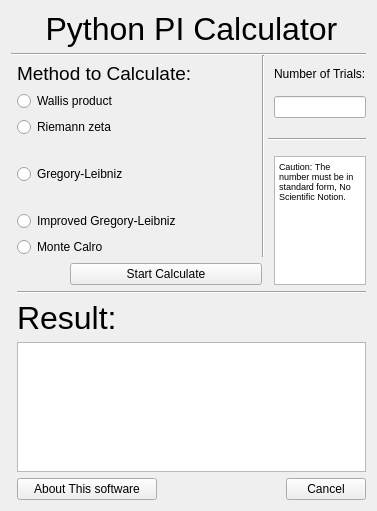
Old version of the form Programming/Python/PIGUI(Py edition)/PIGUI/form.ui in the repository kenryuS/KenryusSideProjects.
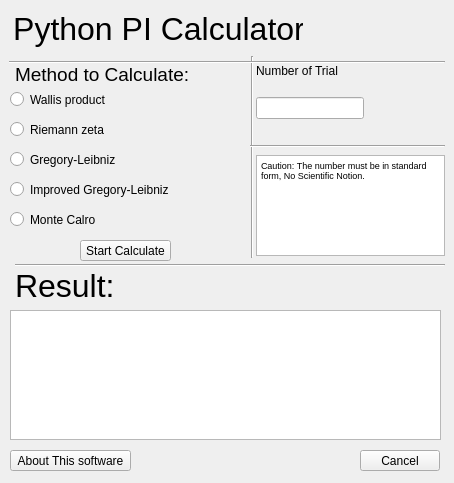
New version of the form.

What changed in the file:
```diff
--- a/Programming/Python/PIGUI(Py edition)/PIGUI/form.ui
+++ b/Programming/Python/PIGUI(Py edition)/PIGUI/form.ui
@@ -6,43 +6,48 @@
    <rect>
     <x>0</x>
     <y>0</y>
-    <width>320</width>
-    <height>511</height>
+    <width>454</width>
+    <height>483</height>
    </rect>
   </property>
   <property name="windowTitle">
    <string>Widget</string>
   </property>
-  <layout class="QGridLayout" name="gridLayout">
-   <item row="7" column="1" rowspan="2" colspan="5">
     <widget class="QRadioButton" name="GL">
+   <property name="geometry">
+    <rect>
+     <x>10</x>
+     <y>150</y>
+     <width>111</width>
+     <height>19</height>
+    </rect>
+   </property>
      <property name="text">
       <string>Gregory-Leibniz</string>
      </property>
     </widget>
-   </item>
-   <item row="15" column="1" colspan="3">
     <widget class="QPushButton" name="pushButton">
+   <property name="geometry">
+    <rect>
+     <x>10</x>
+     <y>450</y>
+     <width>121</width>
+     <height>21</height>
+    </rect>
+   </property>
      <property name="text">
       <string>About This software</string>
      </property>
     </widget>
-   </item>
-   <item row="11" column="0" rowspan="2" colspan="2">
-    <spacer name="horizontalSpacer_3">
-     <property name="orientation">
-      <enum>Qt::Horizontal</enum>
-     </property>
-     <property name="sizeHint" stdset="0">
-      <size>
-       <width>50</width>
-       <height>20</height>
-      </size>
-     </property>
-    </spacer>
-   </item>
-   <item row="3" column="1" colspan="5">
     <widget class="QLabel" name="label_2">
+   <property name="geometry">
+    <rect>
+     <x>15</x>
+     <y>63</y>
+     <width>173</width>
+     <height>23</height>
+    </rect>
+   </property>
      <property name="font">
       <font>
        <pointsize>14</pointsize>
@@ -52,44 +57,81 @@
       <string>Method to Calculate:</string>
      </property>
     </widget>
-   </item>
-   <item row="8" column="8" rowspan="4">
     <widget class="QTextBrowser" name="textBrowser">
+   <property name="geometry">
+    <rect>
+     <x>256</x>
+     <y>155</y>
+     <width>189</width>
+     <height>101</height>
+    </rect>
+   </property>
      <property name="html">
       <string>&lt;!DOCTYPE HTML PUBLIC &quot;-//W3C//DTD HTML 4.0//EN&quot; &quot;http://www.w3.org/TR/REC-html40/strict.dtd&quot;&gt;
-&lt;html&gt;&lt;head&gt;&lt;meta name=&quot;qrichtext&quot; content=&quot;1&quot; /&gt;&lt;meta charset=&quot;utf-8&quot; /&gt;&lt;style type=&quot;text/css&quot;&gt;
+&lt;html&gt;&lt;head&gt;&lt;meta name=&quot;qrichtext&quot; content=&quot;1&quot; /&gt;&lt;style type=&quot;text/css&quot;&gt;
 p, li { white-space: pre-wrap; }
-&lt;/style&gt;&lt;/head&gt;&lt;body style=&quot; font-family:'Segoe UI'; font-size:9pt; font-weight:400; font-style:normal;&quot;&gt;
-&lt;p style=&quot; margin-top:0px; margin-bottom:0px; margin-left:0px; margin-right:0px; -qt-block-indent:0; text-indent:0px;&quot;&gt;&lt;span style=&quot; font-size:7pt;&quot;&gt;Caution: The number must be in standard form, No Scientific Notion.&lt;/span&gt;&lt;/p&gt;&lt;/body&gt;&lt;/html&gt;</string>
-     </property>
-    </widget>
-   </item>
-   <item row="2" column="6" rowspan="9" colspan="2">
+&lt;/style&gt;&lt;/head&gt;&lt;body style=&quot; font-family:'MS Shell Dlg 2'; font-size:8.25pt; font-weight:400; font-style:normal;&quot;&gt;
+&lt;p style=&quot; margin-top:0px; margin-bottom:0px; margin-left:0px; margin-right:0px; -qt-block-indent:0; text-indent:0px;&quot;&gt;&lt;span style=&quot; font-family:'Segoe UI'; font-size:7pt;&quot;&gt;Caution: The number must be in standard form, No Scientific Notion.&lt;/span&gt;&lt;/p&gt;&lt;/body&gt;&lt;/html&gt;</string>
+   </property>
+  </widget>
     <widget class="Line" name="line_2">
+   <property name="geometry">
+    <rect>
+     <x>244</x>
+     <y>56</y>
+     <width>16</width>
+     <height>202</height>
+    </rect>
+   </property>
      <property name="orientation">
       <enum>Qt::Vertical</enum>
      </property>
     </widget>
-   </item>
-   <item row="15" column="5" colspan="4">
     <widget class="QDialogButtonBox" name="buttonBox">
+   <property name="geometry">
+    <rect>
+     <x>360</x>
+     <y>450</y>
+     <width>80</width>
+     <height>21</height>
+    </rect>
+   </property>
      <property name="standardButtons">
       <set>QDialogButtonBox::Cancel</set>
      </property>
     </widget>
-   </item>
-   <item row="14" column="1" colspan="8">
-    <widget class="QTextBrowser" name="output"/>
-   </item>
-   <item row="10" column="1" colspan="5">
+  <widget class="QTextBrowser" name="output">
+   <property name="geometry">
+    <rect>
+     <x>10</x>
+     <y>310</y>
+     <width>431</width>
+     <height>130</height>
+    </rect>
+   </property>
+  </widget>
     <widget class="QRadioButton" name="MC">
+   <property name="geometry">
+    <rect>
+     <x>10</x>
+     <y>210</y>
+     <width>91</width>
+     <height>19</height>
+    </rect>
+   </property>
      <property name="text">
       <string>Monte Calro</string>
      </property>
     </widget>
-   </item>
-   <item row="13" column="1" colspan="2">
     <widget class="QLabel" name="label_4">
+   <property name="geometry">
+    <rect>
+     <x>15</x>
+     <y>266</y>
+     <width>98</width>
+     <height>39</height>
+    </rect>
+   </property>
      <property name="font">
       <font>
        <pointsize>24</pointsize>
@@ -99,53 +141,77 @@
       <string>Result:</string>
      </property>
     </widget>
-   </item>
-   <item row="3" column="8">
     <widget class="QLabel" name="label_3">
+   <property name="geometry">
+    <rect>
+     <x>256</x>
+     <y>63</y>
+     <width>82</width>
+     <height>16</height>
+    </rect>
+   </property>
      <property name="text">
       <string>Number of Trials:</string>
      </property>
     </widget>
-   </item>
-   <item row="1" column="0" rowspan="2" colspan="9">
     <widget class="Line" name="line">
+   <property name="geometry">
+    <rect>
+     <x>9</x>
+     <y>54</y>
+     <width>436</width>
+     <height>16</height>
+    </rect>
+   </property>
      <property name="orientation">
       <enum>Qt::Horizontal</enum>
      </property>
     </widget>
-   </item>
-   <item row="4" column="1" colspan="5">
     <widget class="QRadioButton" name="WP">
+   <property name="geometry">
+    <rect>
+     <x>10</x>
+     <y>90</y>
+     <width>101</width>
+     <height>19</height>
+    </rect>
+   </property>
      <property name="text">
       <string>Wallis product</string>
      </property>
     </widget>
-   </item>
-   <item row="4" column="8" rowspan="2">
-    <widget class="QLineEdit" name="NT"/>
-   </item>
-   <item row="12" column="1" colspan="8">
+  <widget class="QLineEdit" name="NT">
+   <property name="geometry">
+    <rect>
+     <x>256</x>
+     <y>97</y>
+     <width>108</width>
+     <height>22</height>
+    </rect>
+   </property>
+  </widget>
     <widget class="Line" name="line_3">
+   <property name="geometry">
+    <rect>
+     <x>15</x>
+     <y>257</y>
+     <width>430</width>
+     <height>16</height>
+    </rect>
+   </property>
      <property name="orientation">
       <enum>Qt::Horizontal</enum>
      </property>
     </widget>
-   </item>
-   <item row="15" column="4">
-    <spacer name="horizontalSpacer">
-     <property name="orientation">
-      <enum>Qt::Horizontal</enum>
-     </property>
-     <property name="sizeHint" stdset="0">
-      <size>
-       <width>74</width>
-       <height>20</height>
-      </size>
-     </property>
-    </spacer>
-   </item>
-   <item row="0" column="1" colspan="8">
     <widget class="QLabel" name="label">
+   <property name="geometry">
+    <rect>
+     <x>15</x>
+     <y>9</y>
+     <width>288</width>
+     <height>39</height>
+    </rect>
+   </property>
      <property name="font">
       <font>
        <pointsize>24</pointsize>
@@ -158,49 +224,58 @@
       <set>Qt::AlignCenter</set>
      </property>
     </widget>
-   </item>
-   <item row="5" column="1" rowspan="2" colspan="5">
     <widget class="QRadioButton" name="RZ">
+   <property name="geometry">
+    <rect>
+     <x>10</x>
+     <y>120</y>
+     <width>101</width>
+     <height>19</height>
+    </rect>
+   </property>
      <property name="text">
       <string>Riemann zeta</string>
      </property>
     </widget>
-   </item>
-   <item row="11" column="2" colspan="5">
     <widget class="QPushButton" name="calc">
+   <property name="geometry">
+    <rect>
+     <x>80</x>
+     <y>240</y>
+     <width>91</width>
+     <height>21</height>
+    </rect>
+   </property>
      <property name="text">
       <string>Start Calculate</string>
      </property>
     </widget>
-   </item>
-   <item row="6" column="7" rowspan="2" colspan="2">
     <widget class="Line" name="line_4">
-     <property name="orientation">
-      <enum>Qt::Horizontal</enum>
-     </property>
-    </widget>
-   </item>
-   <item row="13" column="3" colspan="6">
-    <spacer name="horizontalSpacer_2">
-     <property name="orientation">
-      <enum>Qt::Horizontal</enum>
-     </property>
-     <property name="sizeHint" stdset="0">
-      <size>
+   <property name="geometry">
+    <rect>
+     <x>250</x>
+     <y>138</y>
        <width>195</width>
-       <height>28</height>
-      </size>
-     </property>
-    </spacer>
-   </item>
-   <item row="9" column="1" colspan="5">
+     <height>16</height>
+    </rect>
+   </property>
+   <property name="orientation">
+    <enum>Qt::Horizontal</enum>
+   </property>
+  </widget>
     <widget class="QRadioButton" name="IGL">
+   <property name="geometry">
+    <rect>
+     <x>10</x>
+     <y>180</y>
+     <width>161</width>
+     <height>19</height>
+    </rect>
+   </property>
      <property name="text">
       <string>Improved Gregory-Leibniz</string>
      </property>
     </widget>
-   </item>
-  </layout>
  </widget>
  <resources/>
  <connections>
```
Lines whose indentation alone changed are shown as unchanged.
